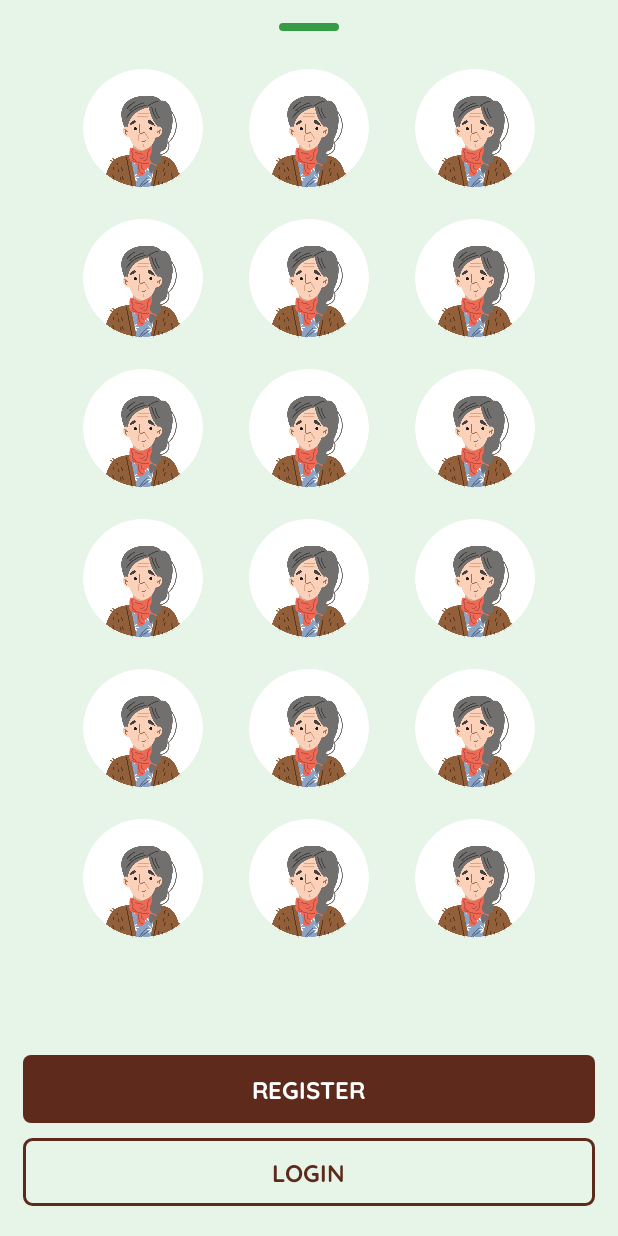
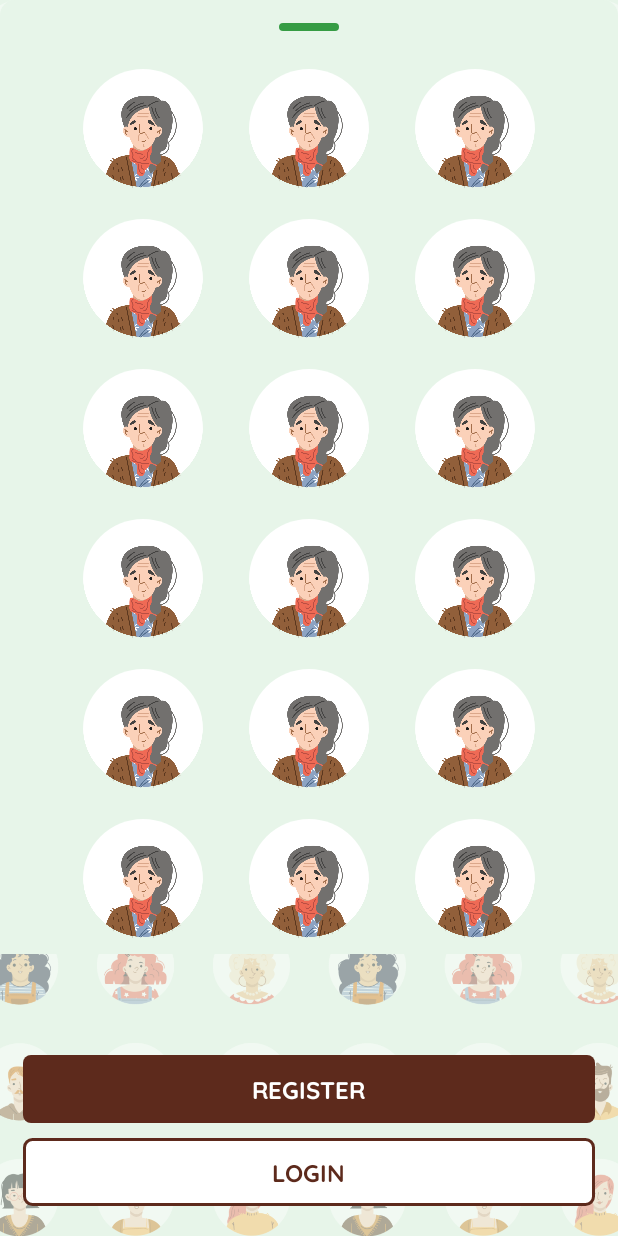
Before and after one commit to 0guzdemirel/GamifiedStepCounterApp, an Android app: the AvatarFragment screen opened directly, with no data from a screen before it, on a phone screen of 412 x 824 dp. Run offline under Robolectric (Android 15) with nearby library versions, the phone set to English and light mode, and no system bars; libraries missing offline, so code that uses them is left out: com.makeramen.roundedimageview, com.sothree.slidinguppanel, es.dmoral.toasty; plain views replace RoundedImageView, SlidingUpPanelLayout; network calls fail; 4 statements that could not run were skipped.

Commit message:
login register ui edited

```diff
--- a/app/src/main/java/com/mustafaoguzdemirel/gamifiedstepcounterapp/view/start/register/AvatarCallback.kt
+++ b/app/src/main/java/com/mustafaoguzdemirel/gamifiedstepcounterapp/view/start/register/AvatarCallback.kt
@@ -1,7 +1,9 @@
 package com.mustafaoguzdemirel.gamifiedstepcounterapp.view.start.register
 
+import androidx.recyclerview.widget.RecyclerView
 import com.mustafaoguzdemirel.gamifiedstepcounterapp.model.avatar.AvatarModel
 
 interface AvatarCallback {
     fun onAvatarSelected(avatarModel: AvatarModel)
+    fun onRvListCreated(recyclerView: RecyclerView)
 }
--- a/app/src/main/java/com/mustafaoguzdemirel/gamifiedstepcounterapp/view/start/register/AvatarFragment.kt
+++ b/app/src/main/java/com/mustafaoguzdemirel/gamifiedstepcounterapp/view/start/register/AvatarFragment.kt
@@ -79,4 +79,8 @@ class AvatarFragment(private val avatarCallback: AvatarCallback) : Fragment() {
         binding = null
     }
 
+    override fun onResume() {
+        super.onResume()
+        avatarCallback.onRvListCreated(binding!!.rvList)
+    }
 }
--- a/app/src/main/res/layout/activity_register.xml
+++ b/app/src/main/res/layout/activity_register.xml
@@ -3,7 +3,15 @@
     xmlns:app="http://schemas.android.com/apk/res-auto"
     android:layout_width="match_parent"
     android:layout_height="match_parent"
-    android:background="@color/colorGreen_50">
+    android:background="@color/colorGreen_50"
+    android:clickable="true"
+    android:focusable="true">
+
+    <ImageView
+        android:layout_width="match_parent"
+        android:layout_height="match_parent"
+        android:scaleType="centerCrop"
+        android:src="@drawable/login_bg" />
 
     <com.sothree.slidinguppanel.SlidingUpPanelLayout
         android:id="@+id/slidingUpPanelLayout"
@@ -28,13 +36,6 @@
                 android:layout_marginTop="80dp"
                 android:background="@drawable/profile_photo_bg">
 
-                <ImageView
-                    android:layout_width="50dp"
-                    android:layout_height="50dp"
-                    android:layout_centerInParent="true"
-                    android:src="@drawable/add_icon"
-                    app:tint="@color/colorBrown_900" />
-
                 <com.makeramen.roundedimageview.RoundedImageView
                     android:id="@+id/profilePhotoIV"
                     android:layout_width="match_parent"
@@ -45,7 +46,16 @@
                     android:layout_marginEnd="2dp"
                     android:layout_marginBottom="2dp"
                     android:scaleType="centerCrop"
+                    android:src="@color/white"
                     app:riv_corner_radius="200dp" />
+
+                <ImageView
+                    android:id="@+id/plusIcon"
+                    android:layout_width="50dp"
+                    android:layout_height="50dp"
+                    android:layout_centerInParent="true"
+                    android:src="@drawable/add_icon"
+                    app:tint="@color/colorBrown_900" />
 
             </RelativeLayout>
 
@@ -75,7 +85,7 @@
                         android:layout_width="match_parent"
                         android:layout_height="40dp"
                         android:layout_marginTop="3dp"
-                        android:background="@drawable/rounded_shape_color_brown_900_opa25_bordered_color_brown_900_rad_5"
+                        android:background="@drawable/rounded_shape_color_white_bordered_brown_900_rad_5"
                         android:fontFamily="@font/quicksand_medium"
                         android:gravity="center_vertical"
                         android:hint="@string/nameSurname"
@@ -106,7 +116,7 @@
                         android:layout_width="match_parent"
                         android:layout_height="40dp"
                         android:layout_marginTop="3dp"
-                        android:background="@drawable/rounded_shape_color_brown_900_opa25_bordered_color_brown_900_rad_5"
+                        android:background="@drawable/rounded_shape_color_white_bordered_brown_900_rad_5"
                         android:fontFamily="@font/quicksand_medium"
                         android:gravity="center_vertical"
                         android:hint="@string/email"
@@ -137,7 +147,7 @@
                         android:layout_width="match_parent"
                         android:layout_height="40dp"
                         android:layout_marginTop="3dp"
-                        android:background="@drawable/rounded_shape_color_brown_900_opa25_bordered_color_brown_900_rad_5"
+                        android:background="@drawable/rounded_shape_color_white_bordered_brown_900_rad_5"
                         android:fontFamily="@font/quicksand_medium"
                         android:gravity="center_vertical"
                         android:hint="@string/password"
@@ -190,7 +200,7 @@
                     android:layout_width="match_parent"
                     android:layout_height="45dp"
                     android:layout_marginTop="10dp"
-                    android:background="@drawable/rounded_shape_transparent_bordered_color_brown_900_rad_5">
+                    android:background="@drawable/rounded_shape_color_white_bordered_brown_900_rad_5">
 
                     <TextView
                         android:layout_width="wrap_content"
```
Also changed, not shown: app/src/main/java/com/mustafaoguzdemirel/gamifiedstepcounterapp/view/start/register/RegisterActivity.kt (+9 -6 lines), app/src/main/res/layout/activity_login.xml (+9 -3 lines), app/src/main/res/drawable/login_bg.png (added).
